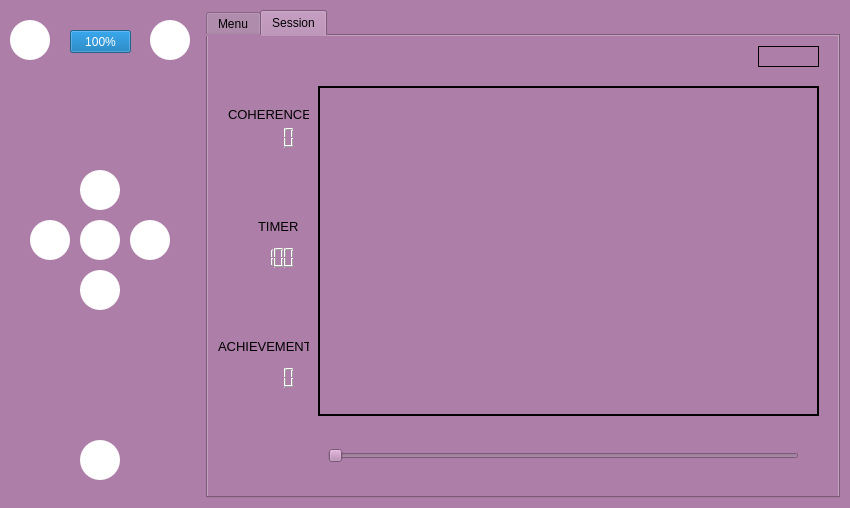
Old version of the form ui/mainwindow.ui in the repository sayyidahakindele/team40.
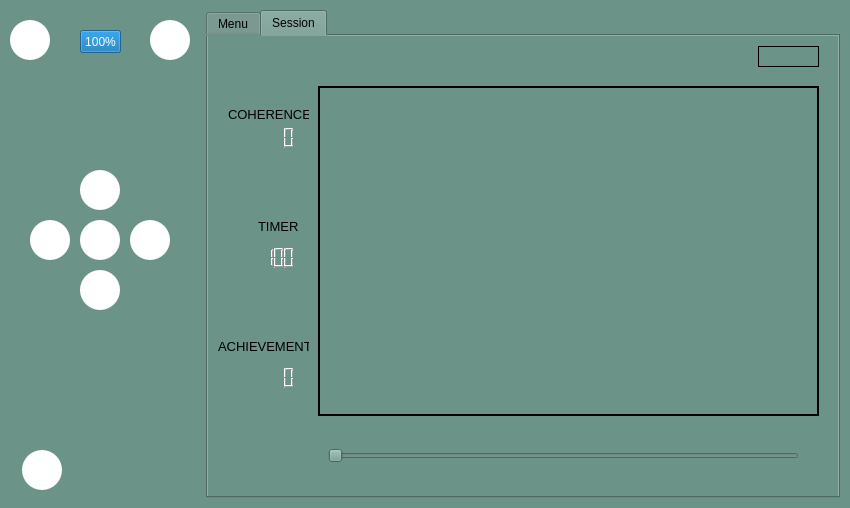
New version of the form. Icons and pictures are not drawn.

Commit message: Commenting my functions Added heart rate button and its functionality: starts the session

The edit to the form file:
```diff
--- a/ui/mainwindow.ui
+++ b/ui/mainwindow.ui
@@ -43,7 +43,7 @@
    <bool>false</bool>
   </property>
   <property name="styleSheet">
-   <string notr="true">background-color: rgb(173, 127, 168);</string>
+   <string notr="true">background-color: rgb(108, 147, 136);</string>
   </property>
   <property name="documentMode">
    <bool>false</bool>
@@ -114,48 +114,6 @@
         <property name="autoFillBackground">
          <bool>false</bool>
         </property>
-        <widget class="QPushButton" name="powerButton">
-         <property name="geometry">
-          <rect>
-           <x>70</x>
-           <y>430</y>
-           <width>40</width>
-           <height>40</height>
-          </rect>
-         </property>
-         <property name="minimumSize">
-          <size>
-           <width>40</width>
-           <height>40</height>
-          </size>
-         </property>
-         <property name="maximumSize">
-          <size>
-           <width>40</width>
-           <height>40</height>
-          </size>
-         </property>
-         <property name="baseSize">
-          <size>
-           <width>40</width>
-           <height>40</height>
-          </size>
-         </property>
-         <property name="styleSheet">
-          <string notr="true">QPushButton {
-image: url(:/buttons/powerButton.svg);
-background-color: #ffffff;
-border-radius: 20px;
-}
-
-QPushButton:pressed {
-	background-color: #ffd300;
-}</string>
-         </property>
-         <property name="text">
-          <string/>
-         </property>
-        </widget>
         <widget class="QPushButton" name="downButton">
          <property name="geometry">
           <rect>
@@ -501,15 +459,127 @@
         <widget class="QProgressBar" name="battery">
          <property name="geometry">
           <rect>
-           <x>60</x>
+           <x>70</x>
            <y>20</y>
-           <width>61</width>
+           <width>41</width>
            <height>23</height>
           </rect>
          </property>
          <property name="value">
           <number>100</number>
          </property>
+         <property name="invertedAppearance">
+          <bool>false</bool>
+         </property>
+        </widget>
+        <widget class="QWidget" name="gridLayoutWidget">
+         <property name="geometry">
+          <rect>
+           <x>0</x>
+           <y>429</y>
+           <width>181</width>
+           <height>51</height>
+          </rect>
+         </property>
+         <layout class="QGridLayout" name="gridLayout_2">
+          <item row="0" column="0">
+           <widget class="QPushButton" name="powerButton">
+            <property name="minimumSize">
+             <size>
+              <width>40</width>
+              <height>40</height>
+             </size>
+            </property>
+            <property name="maximumSize">
+             <size>
+              <width>40</width>
+              <height>40</height>
+             </size>
+            </property>
+            <property name="baseSize">
+             <size>
+              <width>40</width>
+              <height>40</height>
+             </size>
+            </property>
+            <property name="styleSheet">
+             <string notr="true">QPushButton {
+image: url(:/buttons/powerButton.svg);
+background-color: #ffffff;
+border-radius: 20px;
+}
+
+QPushButton:pressed {
+	background-color: #ffd300;
+}</string>
+            </property>
+            <property name="text">
+             <string/>
+            </property>
+           </widget>
+          </item>
+          <item row="0" column="1">
+           <spacer name="horizontalSpacer">
+            <property name="orientation">
+             <enum>Qt::Horizontal</enum>
+            </property>
+            <property name="sizeType">
+             <enum>QSizePolicy::Maximum</enum>
+            </property>
+            <property name="sizeHint" stdset="0">
+             <size>
+              <width>70</width>
+              <height>20</height>
+             </size>
+            </property>
+           </spacer>
+          </item>
+          <item row="0" column="2">
+           <widget class="QPushButton" name="contactButton">
+            <property name="minimumSize">
+             <size>
+              <width>40</width>
+              <height>40</height>
+             </size>
+            </property>
+            <property name="maximumSize">
+             <size>
+              <width>40</width>
+              <height>40</height>
+             </size>
+            </property>
+            <property name="baseSize">
+             <size>
+              <width>40</width>
+              <height>40</height>
+             </size>
+            </property>
+            <property name="styleSheet">
+             <string notr="true">QPushButton {
+image: url(:/buttons/hrButton.svg);
+background-color: rgb(108, 147, 136)rgb(108, 147, 136);
+border-radius: 10px;
+}
+
+QPushButton:pressed {
+	background-color: #ffd300;
+}</string>
+            </property>
+            <property name="text">
+             <string/>
+            </property>
+            <property name="autoRepeat">
+             <bool>true</bool>
+            </property>
+            <property name="autoRepeatDelay">
+             <number>600</number>
+            </property>
+            <property name="autoRepeatInterval">
+             <number>150</number>
+            </property>
+           </widget>
+          </item>
+         </layout>
         </widget>
         <zorder>menuButton</zorder>
         <zorder>downButton</zorder>
@@ -1048,7 +1118,7 @@
            </palette>
           </property>
           <property name="autoFillBackground">
-           <bool>false</bool>
+           <bool>true</bool>
           </property>
           <property name="styleSheet">
            <string notr="true">background-color: rrgb(239, 41, 41);</string>
```
Left out of the diff: 2 changed lines with no effect on the pictures. The commit also changes 4 other files.
